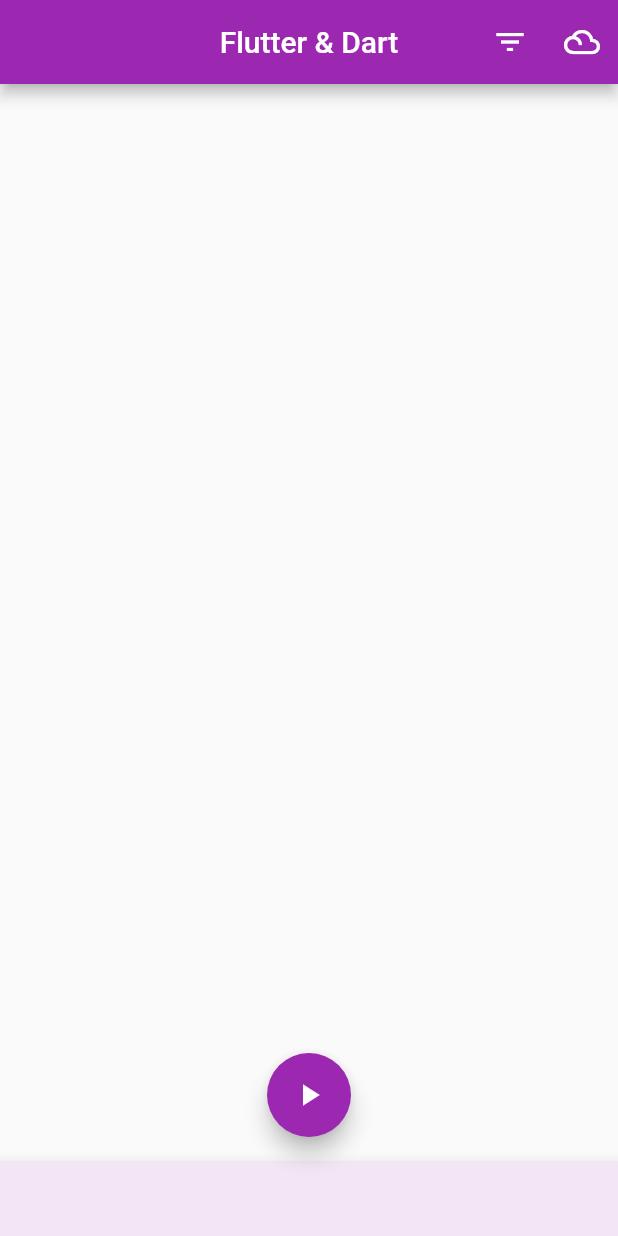
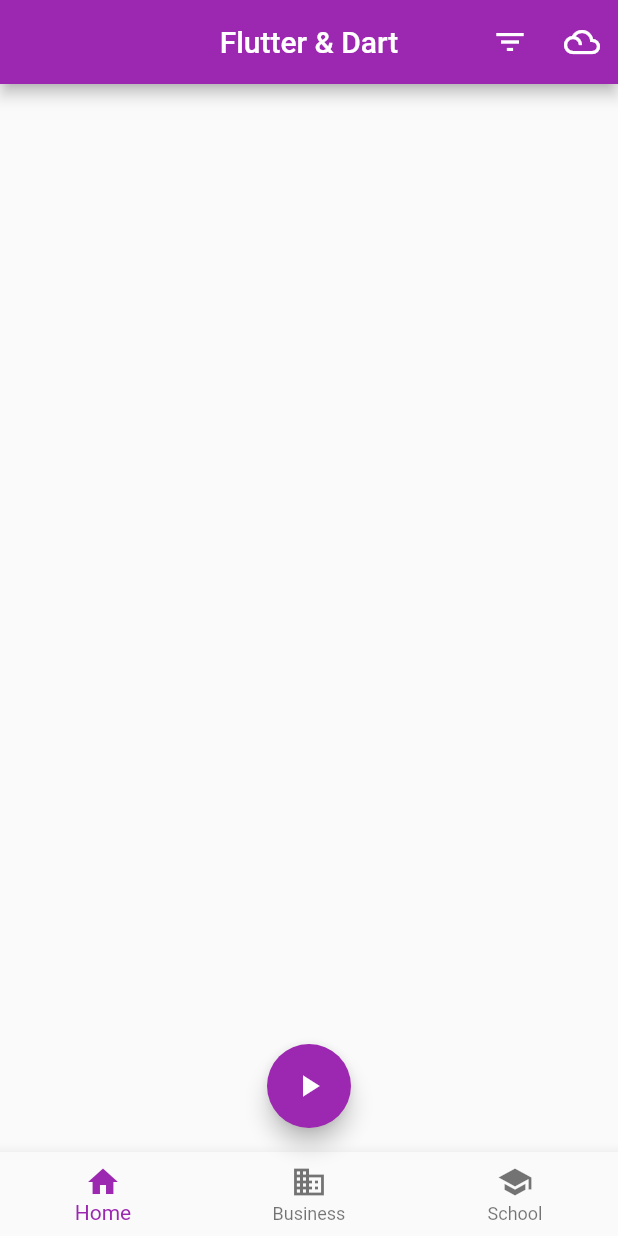
Before and after one commit to DiaDeMuertos/Udemy_section4, a Flutter app: the screen it shows after launch, on a phone screen of 412 x 824 dp. Run offline on Flutter 3.47's test engine with Material 2 defaults, Android fonts, the phone set to English and light mode, and no system bars.

Commit message:
added bottom navigation bar widget implementation

```diff
--- a/lib/main.dart
+++ b/lib/main.dart
@@ -27,7 +27,15 @@ class MyHomePage extends StatefulWidget {
 }
 
 class _MyHomePageState extends State<MyHomePage> {
+  int _selectedIndex = 0;
+
   void handleOnPressed() => print('Pressed');
+
+  void handleOnTap(int index) {
+    setState(() {
+      _selectedIndex = index;
+    });
+  }
 
   @override
   Widget build(BuildContext context) {
@@ -60,11 +68,11 @@ class _MyHomePageState extends State<MyHomePage> {
         child: Icon(Icons.play_arrow),
       ),
       floatingActionButtonLocation: FloatingActionButtonLocation.centerFloat,
-      bottomNavigationBar: BottomAppBar(
-        child: Container(
-          height: 50,
-          color: Colors.purple[50],
-        ),
+      bottomNavigationBar: BottomNavigationBar(
+        items: customBottomNavigationBarItem(),
+        currentIndex: _selectedIndex,
+        onTap: handleOnTap,
+        fixedColor: Colors.purple,
       ),
     );
   }
```
